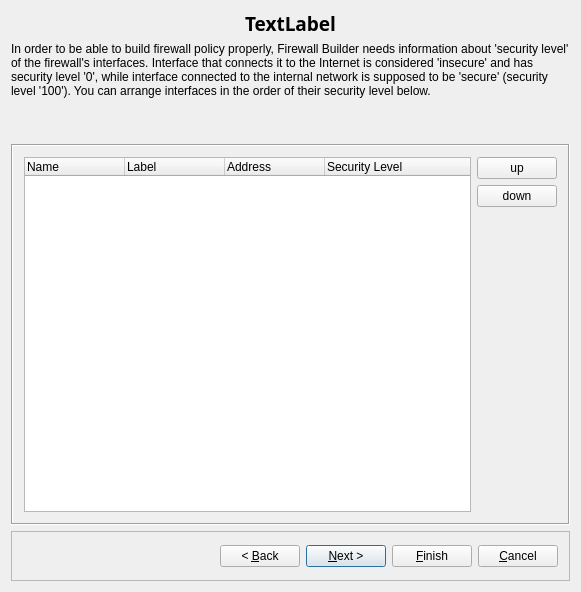
Old version of the form src/libgui/newfirewalldialog_q.ui in the repository fwbuilder/fwbuilder.
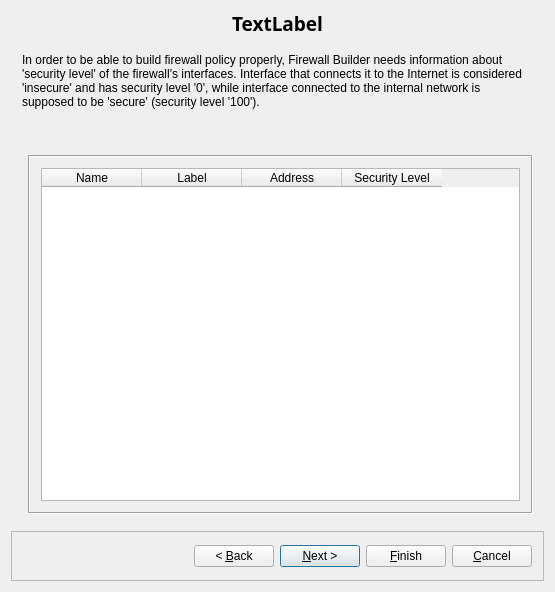
New version of the form. The open tabs and pages were chosen to show the change. Icons and pictures are not drawn. Custom widgets are drawn as their Qt base class.

Commit message: see #1983  ASA multiple interfaces have the same security level;  using QTableWidget with QSpinBox widgets in the last column to let the user edit secrity levels directly

```diff
--- a/src/libgui/newfirewalldialog_q.ui
+++ b/src/libgui/newfirewalldialog_q.ui
@@ -9,7 +9,7 @@
    <rect>
     <x>0</x>
     <y>0</y>
-    <width>581</width>
+    <width>555</width>
     <height>592</height>
    </rect>
   </property>
@@ -20,7 +20,7 @@
    <iconset resource="MainRes.qrc">
     <normaloff>:/Icons/Firewall/icon-tree</normaloff>:/Icons/Firewall/icon-tree</iconset>
   </property>
-  <layout class="QGridLayout" name="gridLayout_2">
+  <layout class="QGridLayout" name="gridLayout_8">
    <item row="0" column="0">
     <widget class="QLabel" name="titleLabel">
      <property name="sizePolicy">
@@ -52,92 +52,6 @@
      </property>
     </widget>
    </item>
-   <item row="2" column="0">
-    <widget class="QFrame" name="frame">
-     <property name="sizePolicy">
-      <sizepolicy hsizetype="MinimumExpanding" vsizetype="Fixed">
-       <horstretch>1</horstretch>
-       <verstretch>0</verstretch>
-      </sizepolicy>
-     </property>
-     <property name="minimumSize">
-      <size>
-       <width>400</width>
-       <height>50</height>
-      </size>
-     </property>
-     <property name="frameShape">
-      <enum>QFrame::StyledPanel</enum>
-     </property>
-     <property name="frameShadow">
-      <enum>QFrame::Raised</enum>
-     </property>
-     <layout class="QHBoxLayout">
-      <item>
-       <spacer>
-        <property name="orientation">
-         <enum>Qt::Horizontal</enum>
-        </property>
-        <property name="sizeHint" stdset="0">
-         <size>
-          <width>161</width>
-          <height>37</height>
-         </size>
-        </property>
-       </spacer>
-      </item>
-      <item>
-       <widget class="QPushButton" name="backButton">
-        <property name="text">
-         <string>&lt; &amp;Back</string>
-        </property>
-        <property name="autoDefault">
-         <bool>false</bool>
-        </property>
-       </widget>
-      </item>
-      <item>
-       <widget class="QPushButton" name="nextButton">
-        <property name="text">
-         <string>&amp;Next &gt;</string>
-        </property>
-        <property name="autoDefault">
-         <bool>true</bool>
-        </property>
-        <property name="default">
-         <bool>true</bool>
-        </property>
-        <property name="flat">
-         <bool>false</bool>
-        </property>
-       </widget>
-      </item>
-      <item>
-       <widget class="QPushButton" name="finishButton">
-        <property name="text">
-         <string>&amp;Finish</string>
-        </property>
-        <property name="default">
-         <bool>false</bool>
-        </property>
-        <property name="flat">
-         <bool>false</bool>
-        </property>
-       </widget>
-      </item>
-      <item>
-       <widget class="QPushButton" name="cancelButton">
-        <property name="text">
-         <string>&amp;Cancel</string>
-        </property>
-        <property name="autoDefault">
-         <bool>false</bool>
-        </property>
-       </widget>
-      </item>
-     </layout>
-    </widget>
-   </item>
    <item row="1" column="0">
     <widget class="QStackedWidget" name="stackedWidget">
      <property name="minimumSize">
@@ -492,11 +406,21 @@
       </layout>
      </widget>
      <widget class="QWidget" name="page4">
-      <layout class="QGridLayout">
-       <property name="margin">
-        <number>0</number>
-       </property>
-       <item row="1" column="0">
+      <layout class="QGridLayout" name="gridLayout_7">
+       <item row="0" column="0" colspan="2">
+        <widget class="QLabel" name="label666">
+         <property name="text">
+          <string>In order to be able to build firewall policy properly, Firewall Builder needs information about 'security level' of the firewall's interfaces. Interface that connects it to the Internet is considered 'insecure' and has security level '0', while interface connected to the internal network is supposed to be 'secure' (security level '100'). </string>
+         </property>
+         <property name="alignment">
+          <set>Qt::AlignLeading|Qt::AlignLeft|Qt::AlignVCenter</set>
+         </property>
+         <property name="wordWrap">
+          <bool>true</bool>
+         </property>
+        </widget>
+       </item>
+       <item row="1" column="0" colspan="2">
         <widget class="QLabel" name="sec_level_txt1">
          <property name="alignment">
           <set>Qt::AlignCenter</set>
@@ -506,7 +430,17 @@
          </property>
         </widget>
        </item>
-       <item row="3" column="0">
+       <item row="2" column="0" colspan="2">
+        <widget class="QLabel" name="sec_level_txt2">
+         <property name="alignment">
+          <set>Qt::AlignCenter</set>
+         </property>
+         <property name="wordWrap">
+          <bool>true</bool>
+         </property>
+        </widget>
+       </item>
+       <item row="3" column="1">
         <widget class="QFrame" name="frame160">
          <property name="frameShape">
           <enum>QFrame::Box</enum>
@@ -514,42 +448,15 @@
          <property name="frameShadow">
           <enum>QFrame::Sunken</enum>
          </property>
-         <layout class="QGridLayout">
-          <property name="margin">
-           <number>11</number>
-          </property>
-          <item row="2" column="1">
-           <spacer>
-            <property name="orientation">
-             <enum>Qt::Vertical</enum>
+         <layout class="QGridLayout" name="gridLayout_2">
+          <item row="0" column="0">
+           <widget class="QTableWidget" name="iface_sl_list">
+            <property name="showGrid">
+             <bool>true</bool>
             </property>
-            <property name="sizeType">
-             <enum>QSizePolicy::Expanding</enum>
+            <property name="sortingEnabled">
+             <bool>true</bool>
             </property>
-            <property name="sizeHint" stdset="0">
-             <size>
-              <width>20</width>
-              <height>190</height>
-             </size>
-            </property>
-           </spacer>
-          </item>
-          <item row="0" column="1">
-           <widget class="QPushButton" name="upBtn">
-            <property name="text">
-             <string>up</string>
-            </property>
-           </widget>
-          </item>
-          <item row="1" column="1">
-           <widget class="QPushButton" name="downBtn">
-            <property name="text">
-             <string>down</string>
-            </property>
-           </widget>
-          </item>
-          <item row="0" column="0" rowspan="3">
-           <widget class="QTreeWidget" name="iface_sl_list">
             <column>
              <property name="text">
               <string>Name</string>
@@ -575,29 +482,6 @@
          </layout>
         </widget>
        </item>
-       <item row="0" column="0">
-        <widget class="QLabel" name="label666">
-         <property name="text">
-          <string>In order to be able to build firewall policy properly, Firewall Builder needs information about 'security level' of the firewall's interfaces. Interface that connects it to the Internet is considered 'insecure' and has security level '0', while interface connected to the internal network is supposed to be 'secure' (security level '100'). You can arrange interfaces in the order of their security level below.</string>
-         </property>
-         <property name="alignment">
-          <set>Qt::AlignLeading|Qt::AlignLeft|Qt::AlignVCenter</set>
-         </property>
-         <property name="wordWrap">
-          <bool>true</bool>
-         </property>
-        </widget>
-       </item>
-       <item row="2" column="0">
-        <widget class="QLabel" name="sec_level_txt2">
-         <property name="alignment">
-          <set>Qt::AlignCenter</set>
-         </property>
-         <property name="wordWrap">
-          <bool>true</bool>
-         </property>
-        </widget>
-       </item>
       </layout>
      </widget>
      <widget class="QWidget" name="page5">
@@ -866,6 +750,92 @@
      </widget>
     </widget>
    </item>
+   <item row="2" column="0">
+    <widget class="QFrame" name="frame">
+     <property name="sizePolicy">
+      <sizepolicy hsizetype="MinimumExpanding" vsizetype="Fixed">
+       <horstretch>1</horstretch>
+       <verstretch>0</verstretch>
+      </sizepolicy>
+     </property>
+     <property name="minimumSize">
+      <size>
+       <width>400</width>
+       <height>50</height>
+      </size>
+     </property>
+     <property name="frameShape">
+      <enum>QFrame::StyledPanel</enum>
+     </property>
+     <property name="frameShadow">
+      <enum>QFrame::Raised</enum>
+     </property>
+     <layout class="QHBoxLayout">
+      <item>
+       <spacer>
+        <property name="orientation">
+         <enum>Qt::Horizontal</enum>
+        </property>
+        <property name="sizeHint" stdset="0">
+         <size>
+          <width>161</width>
+          <height>37</height>
+         </size>
+        </property>
+       </spacer>
+      </item>
+      <item>
+       <widget class="QPushButton" name="backButton">
+        <property name="text">
+         <string>&lt; &amp;Back</string>
+        </property>
+        <property name="autoDefault">
+         <bool>false</bool>
+        </property>
+       </widget>
+      </item>
+      <item>
+       <widget class="QPushButton" name="nextButton">
+        <property name="text">
+         <string>&amp;Next &gt;</string>
+        </property>
+        <property name="autoDefault">
+         <bool>true</bool>
+        </property>
+        <property name="default">
+         <bool>true</bool>
+        </property>
+        <property name="flat">
+         <bool>false</bool>
+        </property>
+       </widget>
+      </item>
+      <item>
+       <widget class="QPushButton" name="finishButton">
+        <property name="text">
+         <string>&amp;Finish</string>
+        </property>
+        <property name="default">
+         <bool>false</bool>
+        </property>
+        <property name="flat">
+         <bool>false</bool>
+        </property>
+       </widget>
+      </item>
+      <item>
+       <widget class="QPushButton" name="cancelButton">
+        <property name="text">
+         <string>&amp;Cancel</string>
+        </property>
+        <property name="autoDefault">
+         <bool>false</bool>
+        </property>
+       </widget>
+      </item>
+     </layout>
+    </widget>
+   </item>
   </layout>
  </widget>
  <layoutdefault spacing="6" margin="11"/>
```
Left out of the diff: 37 changed lines with no effect on the pictures. The commit also changes 3 other files.
